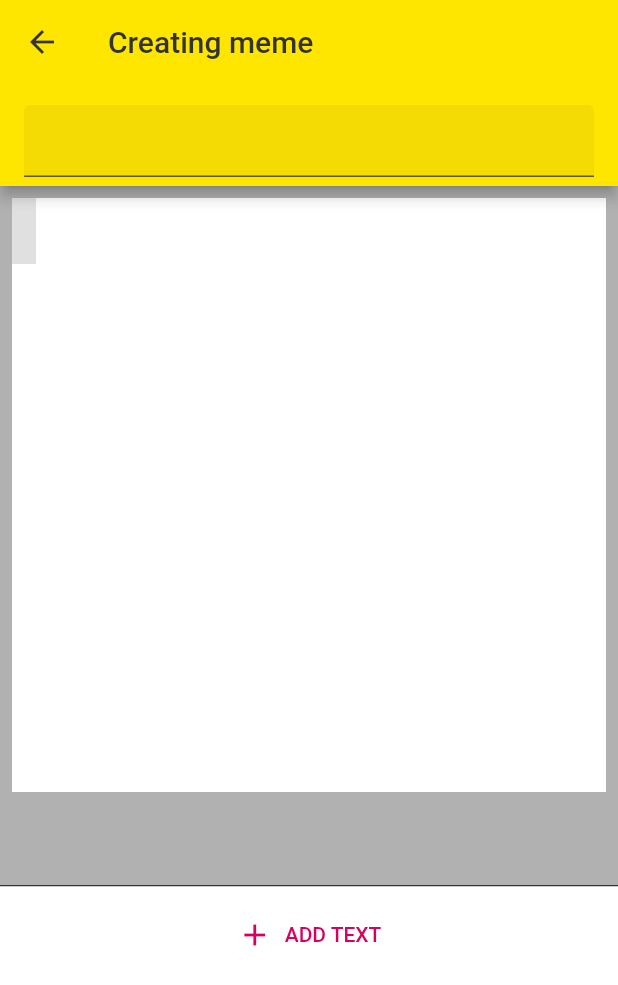
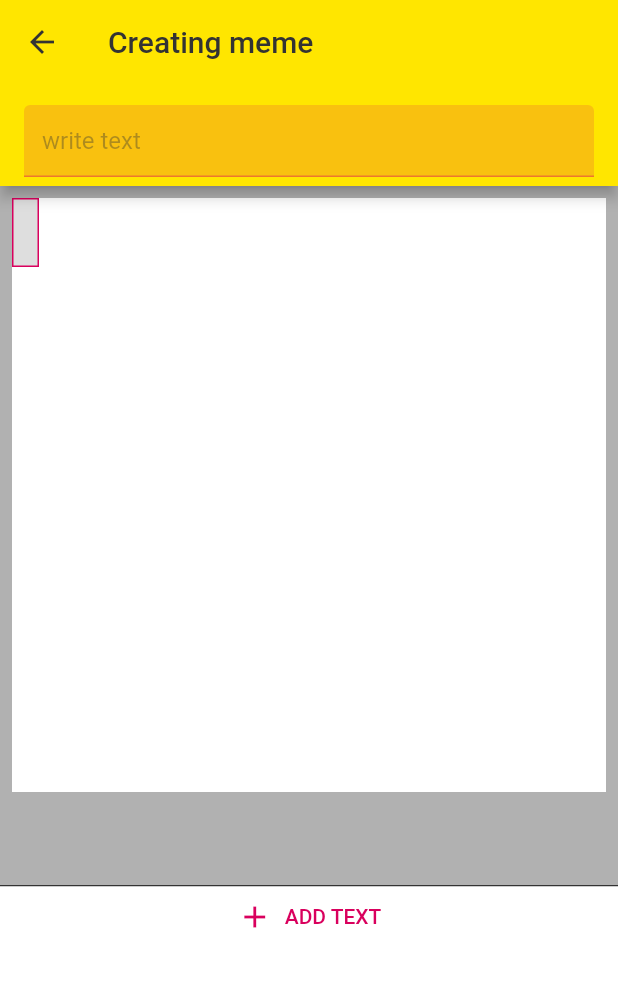
Before and after one commit to codecikoi/memesgenerator, a Flutter app: the CreateMemePage screen opened directly, after a tap on "ADD TEXT", on a phone screen of 412 x 824 dp. Shown: the top 985 px of the screen. Run offline on Flutter 3.47's test engine with Material 2 defaults, Android fonts, the phone set to English and light mode, and no system bars; our stand-ins replace google_fonts, rxdart.

Commit message:
updated meme create page

```diff
--- a/lib/bloc/create_meme_bloc.dart
+++ b/lib/bloc/create_meme_bloc.dart
@@ -31,7 +31,7 @@ class CreateMemeBloc {
     selectedMemeTextSubject.add(foundMemeText);
   }
 
-  void deselectedMemeText() {
+  void deselectMemeText() {
     selectedMemeTextSubject.add(null);
   }
 
--- a/lib/pages/create_meme_page.dart
+++ b/lib/pages/create_meme_page.dart
@@ -30,10 +30,10 @@ class _CreateMemePageState extends State<CreateMemePage> {
           backgroundColor: AppColors.lemon,
           foregroundColor: AppColors.darkGrey,
           title: const Text('Creating meme'),
-          bottom: EditTextBar(),
+          bottom: const EditTextBar(),
         ),
         backgroundColor: Colors.white,
-        body: SafeArea(
+        body: const SafeArea(
           child: CreateMemePageContent(),
         ),
       ),
@@ -76,18 +76,32 @@ class _EditTextBarState extends State<EditTextBar> {
               controller.selection =
                   TextSelection.collapsed(offset: newText.length);
             }
+            final haveSelected = selectedMemeText != null;
             return TextField(
-              enabled: selectedMemeText != null,
+              enabled: haveSelected,
               controller: controller,
               onChanged: (text) {
-                if (selectedMemeText != null) {
+                if (haveSelected) {
                   bloc.changeMemeText(selectedMemeText.id, text);
                 }
               },
-              onEditingComplete: () => bloc.deselectedMemeText(),
+              onEditingComplete: () => bloc.deselectMemeText(),
+              cursorColor: AppColors.fuchsia,
               decoration: InputDecoration(
                 filled: true,
-                fillColor: AppColors.darkGrey6,
+                hintText: haveSelected ? 'write text' : null,
+                hintStyle: TextStyle(fontSize: 16, color: AppColors.darkGrey38),
+                fillColor:
+                    haveSelected ? AppColors.fuchsia16 : AppColors.darkGrey6,
+                disabledBorder: UnderlineInputBorder(
+                  borderSide: BorderSide(color: AppColors.darkGrey38, width: 1),
+                ),
+                enabledBorder: UnderlineInputBorder(
+                  borderSide: BorderSide(color: AppColors.fuchsia38, width: 1),
+                ),
+                focusedBorder: const UnderlineInputBorder(
+                  borderSide: BorderSide(color: AppColors.fuchsia, width: 2),
+                ),
               ),
             );
           }),
@@ -111,6 +125,7 @@ class CreateMemePageContent extends StatefulWidget {
 class _CreateMemePageContentState extends State<CreateMemePageContent> {
   @override
   Widget build(BuildContext context) {
+    final bloc = Provider.of<CreateMemeBloc>(context, listen: false);
     return Column(
       children: [
         const Expanded(
@@ -126,11 +141,43 @@ class _CreateMemePageContentState extends State<CreateMemePageContent> {
           flex: 1,
           child: Container(
             color: Colors.white,
-            child: ListView(
-              children: const [
-                SizedBox(height: 12),
-                AddNewTextButton(),
-              ],
+            child: StreamBuilder<List<MemeText>>(
+              stream: bloc.observeMemeTexts(),
+              initialData: const <MemeText>[],
+              builder: (context, snapshot) {
+                final items = snapshot.hasData ? snapshot.data! : <MemeText>[];
+                return ListView.separated(
+                  itemCount: items.length + 1,
+                  itemBuilder: (BuildContext context, int index) {
+                    if (index == 0) {
+                      return const AddNewTextButton();
+                    }
+                    final item = items[index - 1];
+                    return Container(
+                      height: 48,
+                      padding: const EdgeInsets.symmetric(horizontal: 16.0),
+                      alignment: Alignment.centerLeft,
+                      child: Text(
+                        item.text,
+                        style: const TextStyle(
+                          fontSize: 16,
+                          color: AppColors.darkGrey,
+                        ),
+                      ),
+                    );
+                  },
+                  separatorBuilder: (BuildContext context, int index) {
+                    if (index == 0) {
+                      return const SizedBox.shrink();
+                    }
+                    return Container(
+                      margin: const EdgeInsets.only(left: 16),
+                      height: 1,
+                      color: AppColors.darkGrey,
+                    );
+                  },
+                );
+              },
             ),
           ),
         ),
@@ -151,6 +198,8 @@ class MemeCanvasWidget extends StatelessWidget {
       alignment: Alignment.topCenter,
       child: AspectRatio(
         aspectRatio: 1,
+        child: GestureDetector(
+          onTap: () => bloc.deselectMemeText(),
           child: Container(
             color: Colors.white,
             child: StreamBuilder<List<MemeText>>(
@@ -172,6 +221,7 @@ class MemeCanvasWidget extends StatelessWidget {
                     },
                   );
                 }),
+          ),
         ),
       ),
     );
@@ -207,18 +257,30 @@ class _DraggableMemeTextState extends State<DraggableMemeText> {
         behavior: HitTestBehavior.opaque,
         onTap: () => bloc.selectMemeText(widget.memeText.id),
         onPanUpdate: (details) {
+          bloc.selectMemeText(widget.memeText.id);
           setState(() {
             left = calculateLeft(details);
             top = calculateTop(details);
           });
         },
-        child: Container(
+        child: StreamBuilder<MemeText?>(
+          stream: bloc.observeSelectedMemeText(),
+          builder: (context, snapshot) {
+            final selectedItem = snapshot.hasData ? snapshot.data : null;
+            final selected = widget.memeText.id == selectedItem?.id;
+            return Container(
+              decoration: BoxDecoration(
+                color: selected ? AppColors.darkGrey16 : null,
+                border: Border.all(
+                  color: selected ? AppColors.fuchsia : Colors.transparent,
+                  width: 1.0,
+                ),
+              ),
               constraints: BoxConstraints(
                 maxWidth: widget.parentConstraints.maxWidth,
                 maxHeight: widget.parentConstraints.maxHeight,
               ),
               padding: EdgeInsets.all(padding),
-          color: Colors.black12,
               child: Text(
                 widget.memeText.text,
                 textAlign: TextAlign.center,
@@ -227,6 +289,8 @@ class _DraggableMemeTextState extends State<DraggableMemeText> {
                   fontSize: 24,
                 ),
               ),
+            );
+          },
         ),
       ),
     );
--- a/lib/resources/app_colors.dart
+++ b/lib/resources/app_colors.dart
@@ -11,4 +11,11 @@ class AppColors {
       Color.fromRGBO(darkGrey.red, darkGrey.green, darkGrey.blue, 0.06);
   static final darkGrey38 =
       Color.fromRGBO(darkGrey.red, darkGrey.green, darkGrey.blue, 0.38);
+  static final darkGrey16 =
+      Color.fromRGBO(darkGrey.red, darkGrey.green, darkGrey.blue, 0.16);
+
+  static final fuchsia16 =
+      Color.fromRGBO(fuchsia.red, fuchsia.green, fuchsia.blue, 0.16);
+  static final fuchsia38 =
+      Color.fromRGBO(fuchsia.red, fuchsia.green, fuchsia.blue, 0.38);
 }
--- a/lib/resources/app_icons.dart
+++ b/lib/resources/app_icons.dart
@@ -1,6 +1,3 @@
 class AppIcons {
   const AppIcons._();
-
-  static const starEmpty = 'assets/icons/star_empty.png';
-  static const starFilled = 'assets/icons/star_filled.png';
 }
--- a/lib/resources/app_images.dart
+++ b/lib/resources/app_images.dart
@@ -1,10 +1,4 @@
 class AppImages {
   const AppImages._();
 
-  static const ironman = 'assets/images/ironman.png';
-  static const superman = 'assets/images/superman.png';
-  static const hulk = 'assets/images/hulk.png';
-  static const unknown = 'assets/images/unknown.png';
-  static const unknownBig = 'assets/images/unknown_big.png';
-
 }
```
Lines whose indentation alone changed are shown as unchanged.
